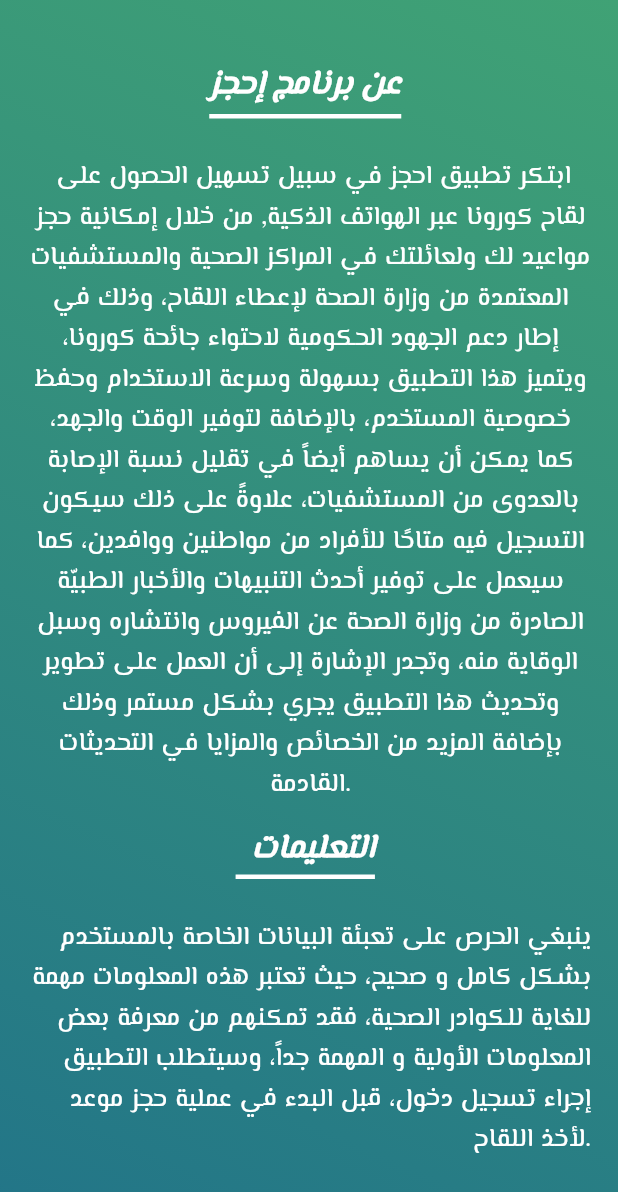
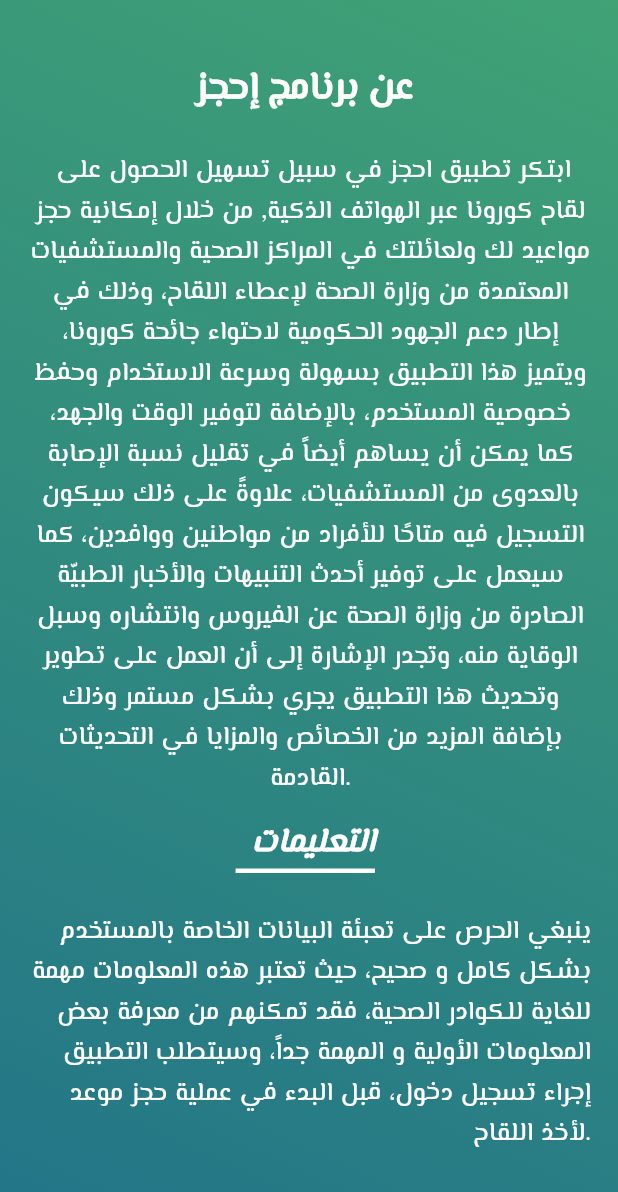
Before and after one commit to mshah21202/ehjez, a Flutter app: the aboutApp screen opened by its route, on a phone screen of 412 x 824 dp. Shown: the top 1192 px of the screen. Run offline on Flutter 3.47's test engine with Material 2 defaults, Android fonts, the phone set to English and light mode, and no system bars; our stand-ins replace sqflite; accounts and stored records are empty.

Commit message:
fixing minor bugs

```diff
--- a/lib/aboutapp.dart
+++ b/lib/aboutapp.dart
@@ -31,19 +31,13 @@ class aboutApp extends StatelessWidget {
                             Container( padding: EdgeInsets.only(
                               bottom: 2,
                             ),
-                                decoration: BoxDecoration(
-                                    border: Border(bottom: BorderSide(
-                                      color: Colors.white,
-                                      width: 3.0,
-                                    ))
-                                ),
+
                                 child: Text(
                                   'عن برنامج إحجز',
                                   textAlign: TextAlign.center,
                                   style: TextStyle(
                                     wordSpacing: 0,
-                                    fontStyle: FontStyle.italic,
-                                    fontSize: 22.0,
+                                    fontSize: 25.0,
                                     fontWeight: FontWeight.bold,
                                     color: Colors.white,
                                     fontFamily: "ElMessiri",
@@ -52,7 +46,7 @@ class aboutApp extends StatelessWidget {
 
 
 
-                            Container( padding: const EdgeInsets.fromLTRB(15, 26, 8, 10),
+                            Container( padding: const EdgeInsets.fromLTRB(15, 20, 8, 10),
 
                               child: Text(" ابتكر تطبيق احجز في سبيل تسهيل الحصول على لقاح كورونا عبر الهواتف الذكية, من خلال إمكانية حجز مواعيد لك ولعائلتك في المراكز الصحية والمستشفيات المعتمدة من وزارة الصحة لإعطاء اللقاح، وذلك في إطار دعم الجهود الحكومية لاحتواء جائحة كورونا، ويتميز هذا التطبيق بسهولة وسرعة الاستخدام وحفظ خصوصية المستخدم، بالإضافة لتوفير الوقت والجهد، كما يمكن أن يساهم أيضاً في تقليل نسبة الإصابة بالعدوى من المستشفيات، علاوةً على ذلك سيكون التسجيل فيه متاحًا للأفراد من مواطنين ووافدين، كما سيعمل على توفير أحدث التنبيهات والأخبار الطبيّة الصادرة من وزارة الصحة عن الفيروس وانتشاره وسبل الوقاية منه، وتجدر الإشارة إلى أن العمل على تطوير وتحديث هذا التطبيق يجري بشكل مستمر وذلك بإضافة المزيد من الخصائص والمزايا في التحديثات القادمة."
                                   ,textAlign: TextAlign.center,style: TextStyle(
--- a/lib/helpscreen.dart
+++ b/lib/helpscreen.dart
@@ -36,7 +36,7 @@ class _helpscreenState extends State<helpscreen> {
         backgroundColor: Colors.teal[300],
         body: SingleChildScrollView(child: SafeArea(
         child: Container(
-        height: 1500,
+        height: 1700,
         width: MediaQuery
             .of(context)
         .size
--- a/lib/infoscreen.dart
+++ b/lib/infoscreen.dart
@@ -259,7 +259,7 @@ class infoscreen  extends StatelessWidget {
   }
 
   secondurl() {
-    String googlestorelink = "https://portal.jordan.gov.jo/wps/portal/Home/GovernmentEntities/Ministries/Ministry/Ministry%20of%20Health?nameEntity=Ministry%20of%20Health&entityType=ministry&lang=en&isFromLangChange=yes";
+    String googlestorelink = "https://www.google.com/";
     launch(googlestorelink);
   }
 
--- a/lib/privacyPolicy.dart
+++ b/lib/privacyPolicy.dart
@@ -8,7 +8,7 @@ class privacyPolicy extends StatelessWidget {
         backgroundColor: Colors.teal[300],
         body: SingleChildScrollView(child: SafeArea(
         child: Container(
-        height:3250 ,
+        height:3050 ,
         width: MediaQuery.of(context).size.width,
     child: Center(
     child: new Container(
```
